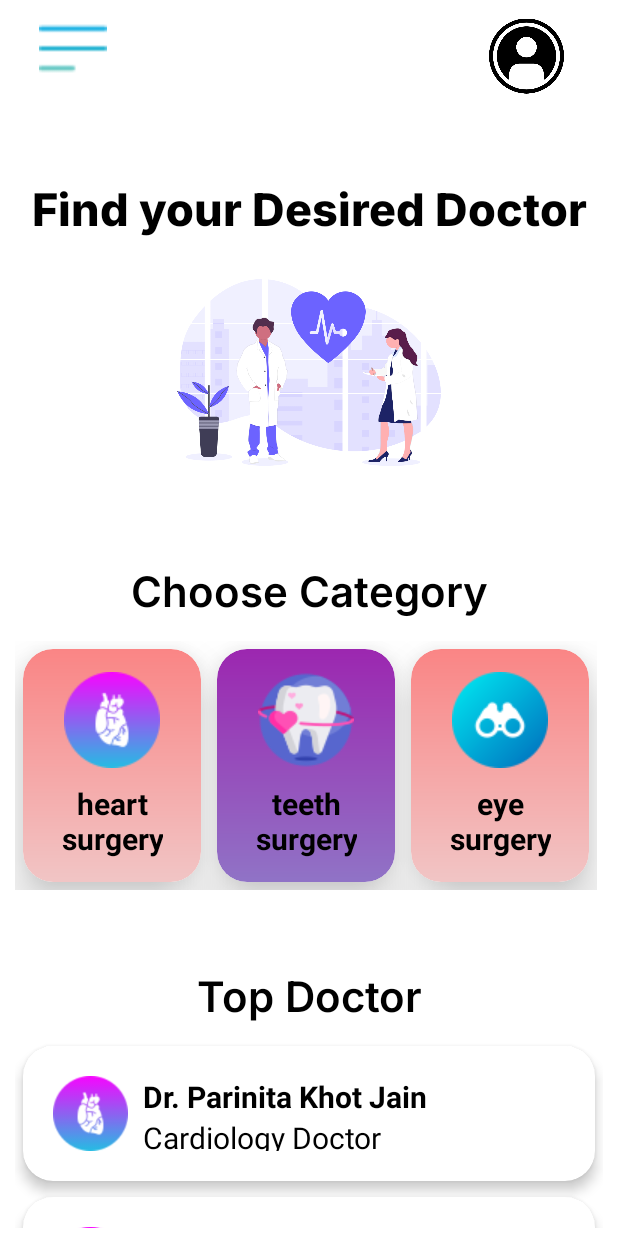
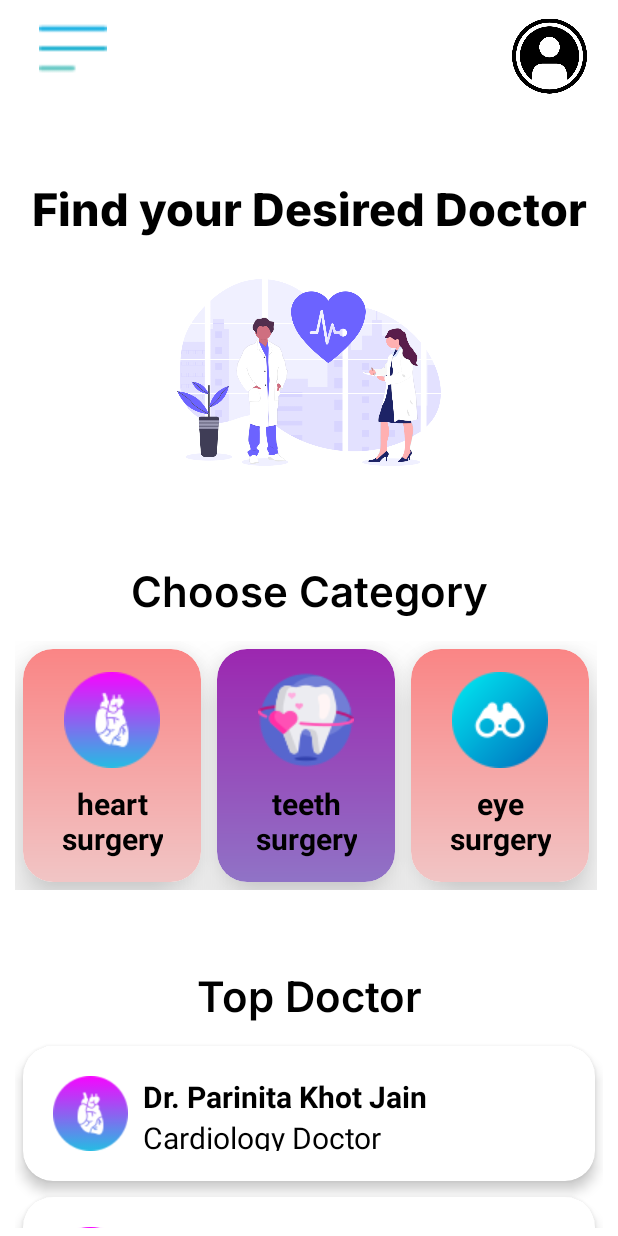
Before and after one commit to Samraddhi01/Wellgram, an Android app: the DashboardActivity screen opened directly, with no data from a screen before it, on a phone screen of 412 x 824 dp. Run offline under Robolectric (Android 15) with nearby library versions, the phone set to English and light mode, and no system bars; our stand-ins replace CircleImageView; 4 statements that could not run were skipped.

Commit message:
image changed

```diff
--- a/app/src/main/res/layout/activity_dashboard.xml
+++ b/app/src/main/res/layout/activity_dashboard.xml
@@ -48,7 +48,7 @@
             android:id="@+id/loginImage"
             android:layout_width="50dp"
             android:layout_height="60dp"
-            android:layout_marginLeft="300dp"
+            android:layout_marginLeft="315dp"
             android:src="@drawable/login" />
 
     </RelativeLayout>
```
